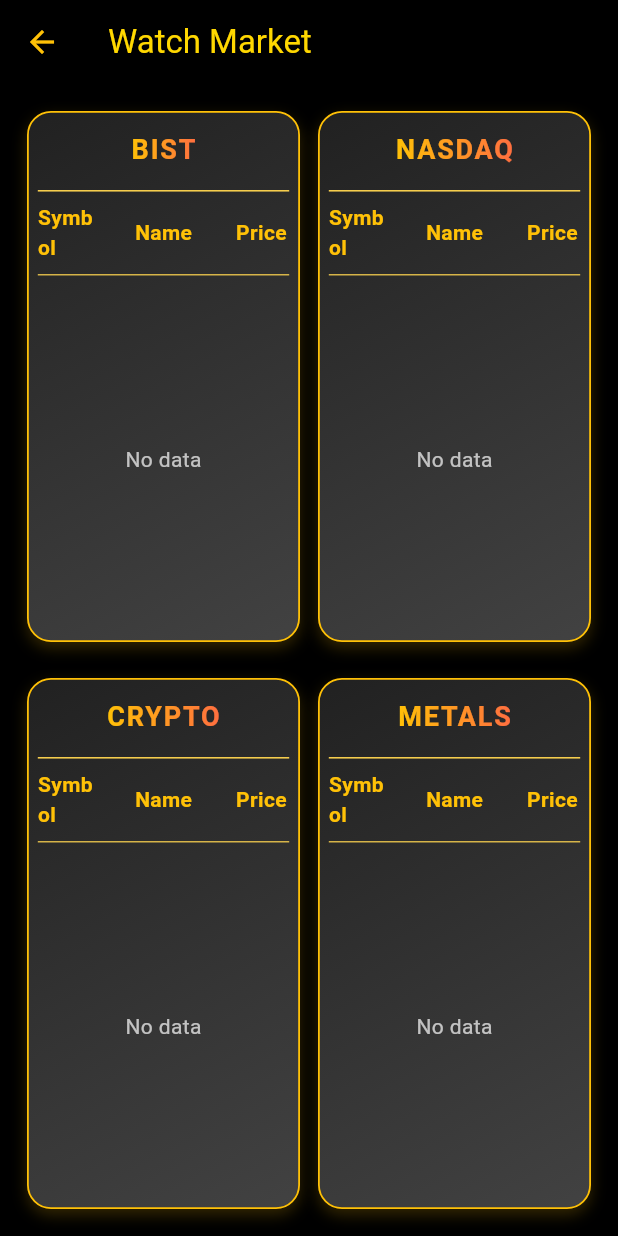
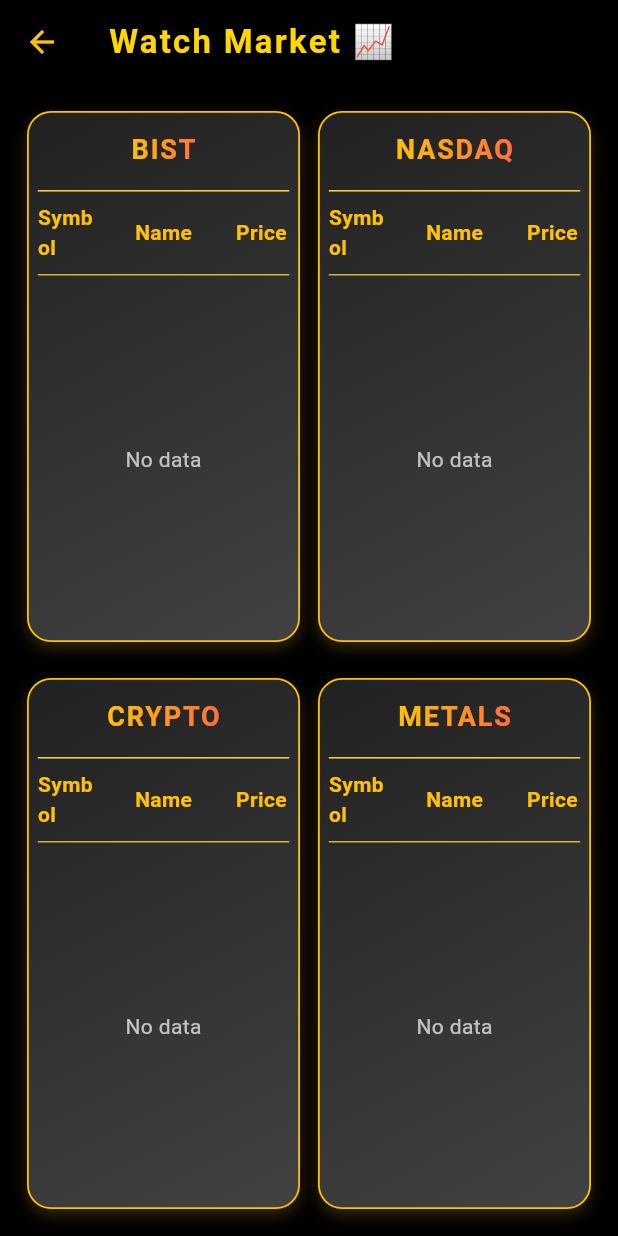
Before and after one commit to salihsefer36/Market-Watcher, a Flutter app: the screen it shows after launch, after a tap on "Watch Market", on a phone screen of 412 x 824 dp. Run offline on Flutter 3.47's test engine with Material 3 defaults, Android fonts, the phone set to English and light mode, and no system bars; our stand-ins replace firebase_auth, firebase_core, firebase_messaging, flutter_slidable, google_sign_in; accounts and stored records are empty; network calls fail.

Commit message:
Frontend Revisations

```diff
--- a/market_watcher_app/lib/main.dart
+++ b/market_watcher_app/lib/main.dart
@@ -537,8 +537,20 @@ class _HomePageState extends State<HomePage> {
       appBar: AppBar(
         backgroundColor: Colors.black,
         title: Text(
-          'Market Watcher - ${user?.displayName ?? user?.email ?? ''}',
-          style: const TextStyle(color: Color(0xFFFFD700)),
+          '📊 Market Watcher - ${user?.displayName ?? user?.email ?? ''}',
+          style: const TextStyle(
+            color: Color(0xFFFFD700),
+            fontWeight: FontWeight.bold,
+            fontSize: 22,
+            letterSpacing: 1.2,
+            shadows: [
+              Shadow(
+                offset: Offset(1.5, 1.5),
+                blurRadius: 4,
+                color: Colors.black87,
+              ),
+            ],
+          ),
         ),
         actions: [
           IconButton(
@@ -614,25 +626,43 @@ class _HomePageState extends State<HomePage> {
               child: Container(
                 padding: const EdgeInsets.all(12),
                 decoration: BoxDecoration(
-                  color: Colors.grey[900],
-                  borderRadius: BorderRadius.circular(12),
-                  border: Border.all(color: Colors.amber, width: 1),
+                  gradient: LinearGradient(
+                    colors: [Colors.grey.shade900, Colors.grey.shade800],
+                    begin: Alignment.topLeft,
+                    end: Alignment.bottomRight,
+                  ),
+                  borderRadius: BorderRadius.circular(16),
+                  border: Border.all(color: Colors.amberAccent, width: 1.5),
+                  boxShadow: [
+                    BoxShadow(
+                      color: Colors.black.withOpacity(0.7),
+                      blurRadius: 10,
+                      offset: const Offset(2, 4),
+                    ),
+                  ],
                 ),
                 child: ClipRRect(
-                  borderRadius: BorderRadius.circular(12),
+                  borderRadius: BorderRadius.circular(16),
                   child: Column(
                     children: [
-                      const Center(
+                      Center(
                         child: Text(
                           "Followed",
                           style: TextStyle(
-                            color: Colors.amber,
-                            fontSize: 18,
+                            color: Colors.amber.shade400,
+                            fontSize: 20,
                             fontWeight: FontWeight.bold,
+                            shadows: [
+                              Shadow(
+                                offset: const Offset(1.5, 1.5),
+                                blurRadius: 4,
+                                color: Colors.black87,
+                              ),
+                            ],
                           ),
                         ),
                       ),
-                      const Divider(color: Colors.amber),
+                      Divider(color: Colors.amber.shade400, thickness: 1.2),
                       Expanded(
                         child: _loading
                             ? const Center(
@@ -656,9 +686,11 @@ class _HomePageState extends State<HomePage> {
                                         child: AnimatedSlide(
                                           duration: const Duration(milliseconds: 500),
                                           curve: Curves.easeInOut,
-                      offset: _isDeleted[item['id']] == true ? const Offset(-1.5, 0) : Offset.zero,
+                                          offset: _isDeleted[item['id']] == true
+                                              ? const Offset(-1.5, 0)
+                                              : Offset.zero,
                                           child: Slidable(
-                        key: ValueKey(item['id']), // item id key olarak kullan
+                                            key: ValueKey(item['id']),
                                             startActionPane: ActionPane(
                                               motion: const DrawerMotion(),
                                               extentRatio: 0.15,
@@ -667,11 +699,12 @@ class _HomePageState extends State<HomePage> {
                                                   onPressed: (context) {
                                                     _openEditAlarmDialog(context, item);
                                                   },
-                              backgroundColor: Colors.blue,
+                                                  backgroundColor: Colors.blueAccent.shade700,
                                                   foregroundColor: Colors.white,
                                                   padding: EdgeInsets.zero,
-                              borderRadius: BorderRadius.circular(2),
-                              child: const Icon(Icons.edit, size: 32, color: Colors.white),
+                                                  borderRadius: BorderRadius.circular(4),
+                                                  child: const Icon(Icons.edit,
+                                                      size: 32, color: Colors.white),
                                                 ),
                                               ],
                                             ),
@@ -681,31 +714,35 @@ class _HomePageState extends State<HomePage> {
                                               children: [
                                                 CustomSlidableAction(
                                                   onPressed: (context) async {
-                                // Sola kaydırma animasyonunu başlat
                                                     setState(() {
                                                       _isDeleted[item['id']] = true;
                                                     });
-
-                                // 0.5 saniye bekleyip sonra backend ve listeden sil
-                                await Future.delayed(const Duration(milliseconds: 500));
+                                                    await Future.delayed(
+                                                        const Duration(milliseconds: 500));
                                                     await _deleteAlarm(item['id']);
                                                     setState(() {
-                                  _followedItems.removeWhere((e) => e['id'] == item['id']);
+                                                      _followedItems.removeWhere(
+                                                          (e) => e['id'] == item['id']);
                                                       _isDeleted.remove(item['id']);
                                                     });
                                                   },
-                              backgroundColor: Colors.red,
+                                                  backgroundColor: Colors.red.shade700,
                                                   foregroundColor: Colors.white,
                                                   padding: EdgeInsets.zero,
-                              borderRadius: BorderRadius.circular(2),
-                              child: const Icon(Icons.delete, size: 32, color: Colors.white),
+                                                  borderRadius: BorderRadius.circular(4),
+                                                  child: const Icon(Icons.delete,
+                                                      size: 32, color: Colors.white),
                                                 ),
                                               ],
                                             ),
                                             child: Container(
                                               decoration: BoxDecoration(
-                            color: Colors.grey[850],
-                            borderRadius: BorderRadius.circular(2),
+                                                gradient: LinearGradient(
+                                                  colors: [Colors.grey.shade900, Colors.grey.shade800],
+                                                  begin: Alignment.topCenter,
+                                                  end: Alignment.bottomCenter,
+                                                ),
+                                                borderRadius: BorderRadius.circular(4),
                                                 boxShadow: [
                                                   BoxShadow(
                                                     color: Colors.black.withOpacity(0.6),
@@ -716,14 +753,37 @@ class _HomePageState extends State<HomePage> {
                                               ),
                                               child: ListTile(
                                                 dense: true,
-                            contentPadding: const EdgeInsets.symmetric(horizontal: 16, vertical: 4),
-                            leading: const Icon(Icons.notifications_active, color: Colors.amber, size: 28),
+                                                contentPadding: const EdgeInsets.symmetric(
+                                                    horizontal: 16, vertical: 6),
+                                                leading: Container(
+                                                  decoration: BoxDecoration(
+                                                    color: Colors.amber.shade600.withOpacity(0.3),
+                                                    shape: BoxShape.circle,
+                                                    boxShadow: [
+                                                      BoxShadow(
+                                                        color: Colors.amber.withOpacity(0.5),
+                                                        blurRadius: 6,
+                                                        spreadRadius: 1,
+                                                      ),
+                                                    ],
+                                                  ),
+                                                  padding: const EdgeInsets.all(6),
+                                                  child: const Icon(Icons.notifications_active,
+                                                      color: Colors.amber, size: 28),
+                                                ),
                                                 title: Text(
                                                   displayText,
                                                   style: const TextStyle(
                                                     color: Colors.white,
-                                fontWeight: FontWeight.w500,
+                                                    fontWeight: FontWeight.w600,
                                                     fontSize: 14,
+                                                    shadows: [
+                                                      Shadow(
+                                                        offset: Offset(0.8, 0.8),
+                                                        blurRadius: 2,
+                                                        color: Colors.black54,
+                                                      ),
+                                                    ],
                                                   ),
                                                 ),
                                                 onTap: () {
@@ -889,7 +949,7 @@ class _WatchMarketPageState extends State<WatchMarketPage> {
           icon: const Icon(Icons.arrow_back, color: Colors.amber),
           onPressed: () => Navigator.pop(context),
         ),
-        title: const Text('Watch Market', style: TextStyle(color: Color(0xFFFFD700))),
+        title: const Text('Watch Market 📈', style: TextStyle(color: Color(0xFFFFD700), fontWeight: FontWeight.bold, fontSize: 22, letterSpacing: 1.5, shadows: [Shadow(offset: Offset(1,1), blurRadius: 3, color: Colors.black54)])),
         backgroundColor: Colors.black,
       ),
       backgroundColor: Colors.black,
```
Also changed, not shown: 1 other file. Lines whose indentation alone changed are shown as unchanged.
